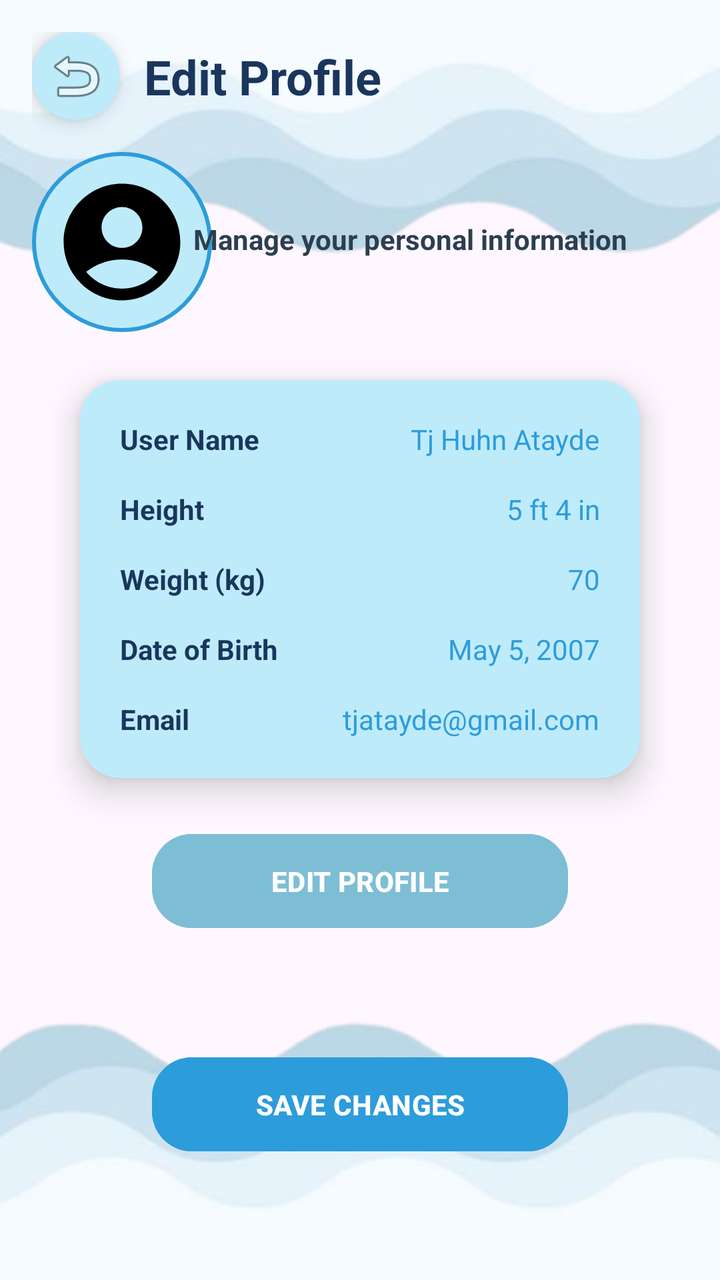
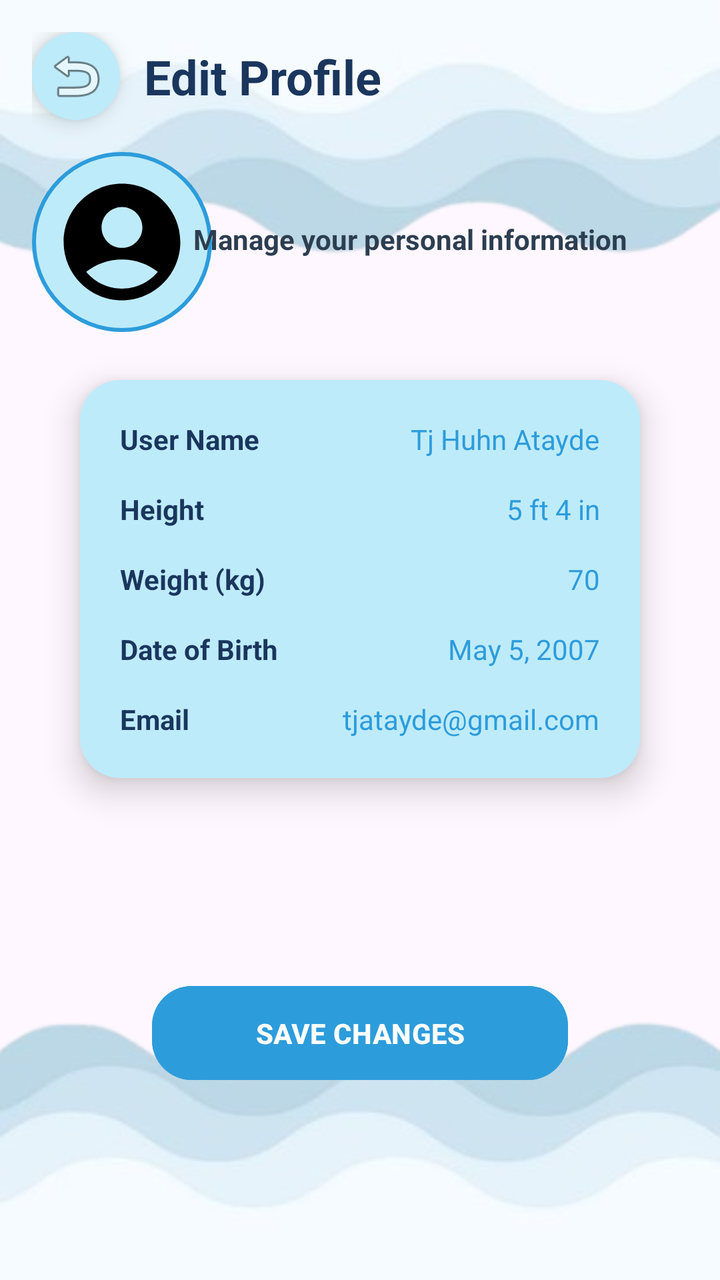

An Android layout rendered at two revisions. The XML below is the earlier revision; the diff shows what the commit changed to produce the second picture.
<!-- AndroidManifest.xml: application theme Theme.HeronHealth -->
<!-- res/layout/activity_personal_info.xml -->
<?xml version="1.0" encoding="utf-8"?>
<androidx.constraintlayout.widget.ConstraintLayout
    xmlns:android="http://schemas.android.com/apk/res/android"
    xmlns:app="http://schemas.android.com/apk/res-auto"
    xmlns:tools="http://schemas.android.com/tools"
    android:id="@+id/main"
    android:layout_width="match_parent"
    android:layout_height="match_parent"
    android:background="@drawable/bg4"
    android:padding="16dp"
    tools:context=".PersonalInfoActivity">

    

    <androidx.cardview.widget.CardView
        android:id="@+id/backContainer"
        android:layout_width="44dp"
        android:layout_height="44dp"
        app:cardBackgroundColor="#beebfa"
        app:cardCornerRadius="22dp"
        app:cardElevation="6dp"
        app:layout_constraintStart_toStartOf="parent"
        app:layout_constraintTop_toTopOf="parent">

        <ImageButton
            android:id="@+id/btnBack"
            android:layout_width="match_parent"
            android:layout_height="match_parent"
            android:background="@android:color/transparent"
            android:contentDescription="Back"
            android:src="@android:drawable/ic_menu_revert" />

    </androidx.cardview.widget.CardView>

    

    <TextView
        android:id="@+id/tvHeader"
        android:layout_width="wrap_content"
        android:layout_height="wrap_content"
        android:layout_marginStart="12dp"
        android:text="Edit Profile"
        android:textColor="#1A365D"
        android:textSize="24sp"
        android:textStyle="bold"
        app:layout_constraintBottom_toBottomOf="@id/backContainer"
        app:layout_constraintStart_toEndOf="@id/backContainer"
        app:layout_constraintTop_toTopOf="@id/backContainer" />

    

    <ImageView
        android:id="@+id/imgProfile"
        android:layout_width="90dp"
        android:layout_height="90dp"
        android:layout_marginTop="16dp"
        android:background="@drawable/circle_bg"
        android:padding="10dp"
        android:scaleType="centerCrop"
        android:src="@drawable/baseline_account_circle_24"
        app:layout_constraintStart_toStartOf="parent"
        app:layout_constraintTop_toBottomOf="@id/backContainer" />

    

    <TextView
        android:id="@+id/tvSubtitle"
        android:layout_width="wrap_content"
        android:layout_height="wrap_content"
        android:layout_marginStart="50dp"
        android:layout_marginTop="50dp"
        android:text="Manage your personal information"
        android:textColor="#2C3E50"
        android:textSize="14sp"
        android:textStyle="bold"
        app:layout_constraintEnd_toEndOf="parent"
        app:layout_constraintStart_toStartOf="parent"
        app:layout_constraintTop_toBottomOf="@id/backContainer" />

    

    <androidx.cardview.widget.CardView
        android:id="@+id/cardInfo"
        android:layout_width="0dp"
        android:layout_height="wrap_content"
        android:layout_marginStart="24dp"
        android:layout_marginTop="24dp"
        android:layout_marginEnd="24dp"
        app:cardBackgroundColor="#beebfa"
        app:cardCornerRadius="20dp"
        app:cardElevation="10dp"
        app:layout_constraintEnd_toEndOf="parent"
        app:layout_constraintStart_toStartOf="parent"
        app:layout_constraintTop_toBottomOf="@id/imgProfile">

        <LinearLayout
            android:layout_width="match_parent"
            android:layout_height="wrap_content"
            android:orientation="vertical"
            android:padding="20dp">

            

            <LinearLayout
                android:layout_width="match_parent"
                android:layout_height="wrap_content"
                android:orientation="horizontal">

                <TextView
                    android:layout_width="0dp"
                    android:layout_height="wrap_content"
                    android:layout_weight="1"
                    android:text="User Name"
                    android:textColor="#1A365D"
                    android:textStyle="bold" />

                <TextView
                    android:id="@+id/tvUsernameValue"
                    android:layout_width="wrap_content"
                    android:layout_height="wrap_content"
                    android:clickable="true"
                    android:focusable="true"
                    android:text="Tj Huhn Atayde"
                    android:textColor="#2D9CDB" />

            </LinearLayout>

            

            <LinearLayout
                android:layout_width="match_parent"
                android:layout_height="wrap_content"
                android:layout_marginTop="16dp"
                android:orientation="horizontal">

                <TextView
                    android:layout_width="0dp"
                    android:layout_height="wrap_content"
                    android:layout_weight="1"
                    android:text="Height"
                    android:textColor="#1A365D"
                    android:textStyle="bold" />

                <TextView
                    android:id="@+id/tvHeightValue"
                    android:layout_width="wrap_content"
                    android:layout_height="wrap_content"
                    android:clickable="true"
                    android:focusable="true"
                    android:text="5 ft 4 in"
                    android:textColor="#2D9CDB" />

            </LinearLayout>

            

            <LinearLayout
                android:layout_width="match_parent"
                android:layout_height="wrap_content"
                android:layout_marginTop="16dp"
                android:orientation="horizontal">

                <TextView
                    android:layout_width="0dp"
                    android:layout_height="wrap_content"
                    android:layout_weight="1"
                    android:text="Weight (kg)"
                    android:textColor="#1A365D"
                    android:textStyle="bold" />

                <TextView
                    android:id="@+id/tvWeightValue"
                    android:layout_width="wrap_content"
                    android:layout_height="wrap_content"
                    android:clickable="true"
                    android:focusable="true"
                    android:text="70"
                    android:textColor="#2D9CDB" />

            </LinearLayout>

            

            <LinearLayout
                android:layout_width="match_parent"
                android:layout_height="wrap_content"
                android:layout_marginTop="16dp"
                android:orientation="horizontal">

                <TextView
                    android:layout_width="0dp"
                    android:layout_height="wrap_content"
                    android:layout_weight="1"
                    android:text="Date of Birth"
                    android:textColor="#1A365D"
                    android:textStyle="bold" />

                <TextView
                    android:id="@+id/tvDOBValue"
                    android:layout_width="wrap_content"
                    android:layout_height="wrap_content"
                    android:clickable="true"
                    android:focusable="true"
                    android:text="May 5, 2007"
                    android:textColor="#2D9CDB" />

            </LinearLayout>

            

            <LinearLayout
                android:layout_width="match_parent"
                android:layout_height="wrap_content"
                android:layout_marginTop="16dp"
                android:orientation="horizontal">

                <TextView
                    android:layout_width="0dp"
                    android:layout_height="wrap_content"
                    android:layout_weight="1"
                    android:text="Email"
                    android:textColor="#1A365D"
                    android:textStyle="bold" />

                <TextView
                    android:id="@+id/tvEmailValue"
                    android:layout_width="wrap_content"
                    android:layout_height="wrap_content"
                    android:clickable="true"
                    android:focusable="true"
                    android:text="tjatayde@gmail.com"
                    android:textColor="#2D9CDB" />

            </LinearLayout>

        </LinearLayout>

    </androidx.cardview.widget.CardView>

    

    <Button
        android:id="@+id/btnEdit"
        android:layout_width="0dp"
        android:layout_height="55dp"
        android:layout_marginStart="60dp"
        android:layout_marginTop="24dp"
        android:layout_marginEnd="60dp"
        android:backgroundTint="#7dbed4"
        android:text="EDIT PROFILE"
        android:textColor="#FFFFFF"
        android:textStyle="bold"
        app:cornerRadius="20dp"
        app:layout_constraintEnd_toEndOf="parent"
        app:layout_constraintStart_toStartOf="parent"
        app:layout_constraintTop_toBottomOf="@id/cardInfo" />

    

    <Button
        android:id="@+id/btnSave"
        android:layout_width="0dp"
        android:layout_height="55dp"
        android:layout_marginStart="60dp"
        android:layout_marginTop="12dp"
        android:layout_marginEnd="60dp"
        android:backgroundTint="#2D9CDB"
        android:text="SAVE CHANGES"
        android:textColor="#FFFFFF"
        android:textStyle="bold"
        app:cornerRadius="20dp"
        app:layout_constraintBottom_toBottomOf="parent"
        app:layout_constraintEnd_toEndOf="parent"
        app:layout_constraintStart_toStartOf="parent"
        app:layout_constraintTop_toBottomOf="@id/btnEdit" />

</androidx.constraintlayout.widget.ConstraintLayout>
<!-- resources referenced by this layout -->
<resources>
  <!-- drawable baseline_account_circle_24 (drawable) -->
  <vector xmlns:android="http://schemas.android.com/apk/res/android" android:height="24dp" android:tint="#000000" android:viewportHeight="24" android:viewportWidth="24" android:width="24dp">
        
      <path android:fillColor="@android:color/white" android:pathData="M12,2C6.48,2 2,6.48 2,12s4.48,10 10,10s10,-4.48 10,-10S17.52,2 12,2zM12,6c1.93,0 3.5,1.57 3.5,3.5S13.93,13 12,13s-3.5,-1.57 -3.5,-3.5S10.07,6 12,6zM12,20c-2.03,0 -4.43,-0.82 -6.14,-2.88C7.55,15.8 9.68,15 12,15s4.45,0.8 6.14,2.12C16.43,19.18 14.03,20 12,20z"/>
      
  </vector>
  <!-- drawable bg4: png bitmap (drawable, 73502 bytes) -->
  <!-- drawable circle_bg (drawable) -->
  <shape xmlns:android="http://schemas.android.com/apk/res/android"
      android:shape="oval">
  
      <solid android:color="#beebfa"/>
      <stroke
          android:width="2dp"
          android:color="#2D9CDB"/>
  </shape>
  <style name="Theme.HeronHealth" parent="Base.Theme.HeronHealth" />
  <style name="Base.Theme.HeronHealth" parent="Theme.Material3.DayNight.NoActionBar">
          
          
      </style>
</resources>

<!-- the commit's change to res/layout/activity_personal_info.xml (unified diff, before → after) -->
@@ -239,21 +239,6 @@
 
     
 
-    <Button
-        android:id="@+id/btnEdit"
-        android:layout_width="0dp"
-        android:layout_height="55dp"
-        android:layout_marginStart="60dp"
-        android:layout_marginTop="24dp"
-        android:layout_marginEnd="60dp"
-        android:backgroundTint="#7dbed4"
-        android:text="EDIT PROFILE"
-        android:textColor="#FFFFFF"
-        android:textStyle="bold"
-        app:cornerRadius="20dp"
-        app:layout_constraintEnd_toEndOf="parent"
-        app:layout_constraintStart_toStartOf="parent"
-        app:layout_constraintTop_toBottomOf="@id/cardInfo" />
 
     
 
@@ -262,7 +247,7 @@
         android:layout_width="0dp"
         android:layout_height="55dp"
         android:layout_marginStart="60dp"
-        android:layout_marginTop="12dp"
+        android:layout_marginTop="20dp"
         android:layout_marginEnd="60dp"
         android:backgroundTint="#2D9CDB"
         android:text="SAVE CHANGES"
@@ -272,6 +257,6 @@
         app:layout_constraintBottom_toBottomOf="parent"
         app:layout_constraintEnd_toEndOf="parent"
         app:layout_constraintStart_toStartOf="parent"
-        app:layout_constraintTop_toBottomOf="@id/btnEdit" />
+        app:layout_constraintTop_toBottomOf="@id/cardInfo"/>
 
 </androidx.constraintlayout.widget.ConstraintLayout>
